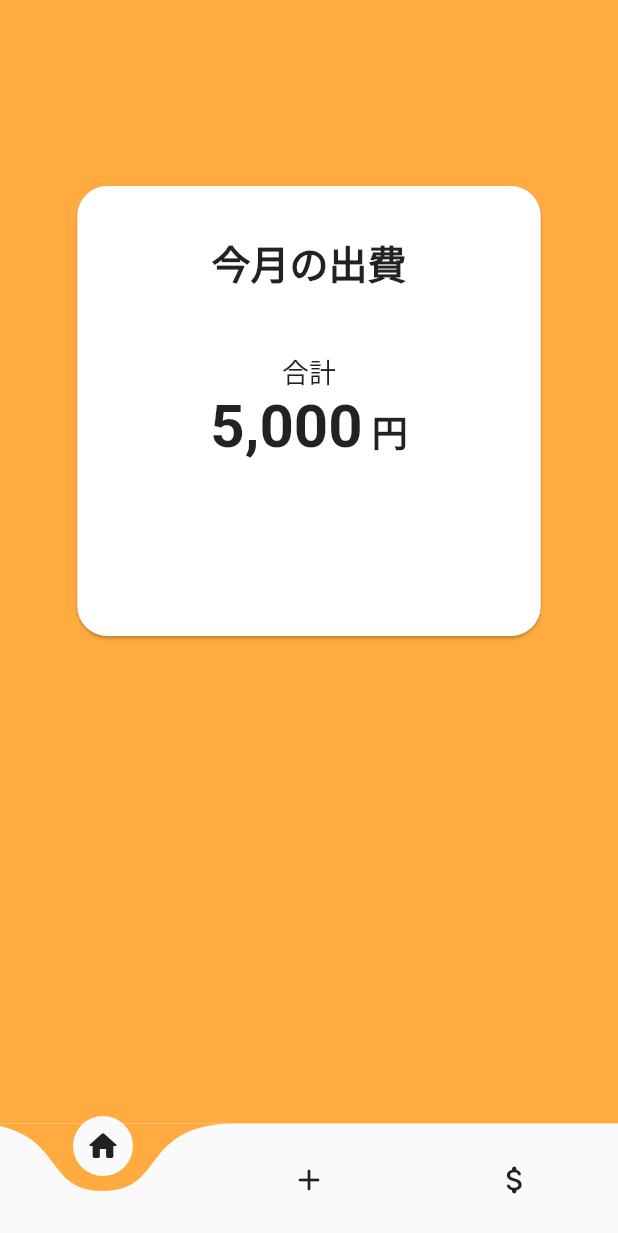
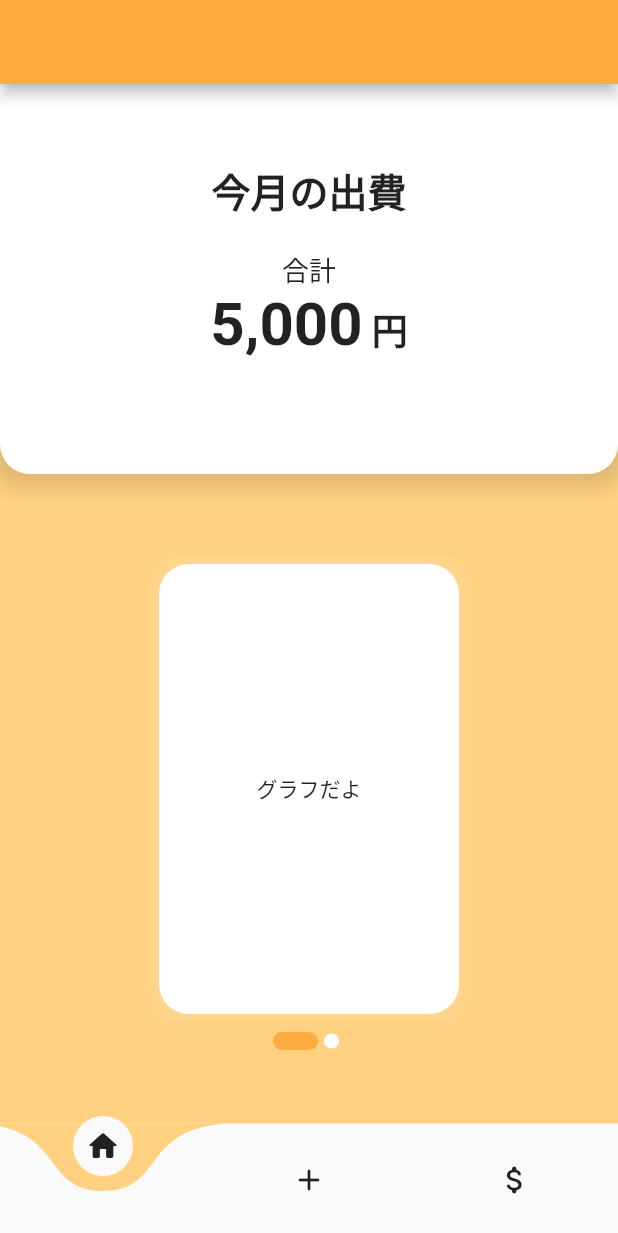
Before and after one commit to SousukeNagasawa/shojikin-checker, a Flutter app: the screen it shows after launch, on a phone screen of 412 x 824 dp. Shown: the top 1233 px of the screen. Run offline on Flutter 3.47's test engine with Material 2 defaults, Android fonts, the phone set to English and light mode, and no system bars; drawn by our look-alikes of curved_navigation_bar.

Commit message:
一時セーブ

```diff
--- a/lib/home.dart
+++ b/lib/home.dart
@@ -1,4 +1,5 @@
 import 'package:flutter/material.dart';
+import 'package:shojikin_checker/add.dart';
 
 class HomePage extends StatefulWidget {
   const HomePage({Key? key}) : super(key: key);
@@ -7,36 +8,100 @@ class HomePage extends StatefulWidget {
   _HomePageState createState() => _HomePageState();
 }
 
+class GraphCard extends StatefulWidget {
+  const GraphCard({Key? key}) : super(key: key);
+
+  @override
+  _GraphCardState createState() => _GraphCardState();
+}
+
+class _GraphCardState extends State<GraphCard> {
+  @override
+  Widget build(BuildContext context) {
+    return Container(
+      decoration: BoxDecoration(
+        borderRadius: BorderRadius.circular(20),
+        boxShadow: [
+          BoxShadow(
+            color: Colors.white10,
+            blurRadius: 5,
+            spreadRadius: 5,
+          )
+        ],
+        color: Colors.white,
+      ),
+      width: 200,
+      height: 300,
+      child: Center(
+        child: Text('グラフだよ'),
+      ),
+    );
+  }
+}
+
+class AddCard extends StatefulWidget {
+  const AddCard({Key? key}) : super(key: key);
+
+  @override
+  _AddCardState createState() => _AddCardState();
+}
+
+class _AddCardState extends State<AddCard> {
+  @override
+  Widget build(BuildContext context) {
+    return Container(
+      decoration: BoxDecoration(
+        borderRadius: BorderRadius.circular(20),
+        color: Colors.white,
+      ),
+      width: 200,
+      height: 300,
+      child: Center(
+        child: Text('追加だよ'),
+      ),
+    );
+  }
+}
+
 class _HomePageState extends State<HomePage> {
+  List cards = [GraphCard(), AddCard()];
+
   @override
   Widget build(BuildContext context) {
     return Scaffold(
-      backgroundColor: Colors.orangeAccent,
+      backgroundColor: Colors.orangeAccent[100],
       body: Center(
         child: Column(
           children: [
-            SizedBox(
-              height: 120,
+            Container(
+              width: double.infinity,
+              height: 260,
+              decoration: const BoxDecoration(
+                borderRadius: BorderRadius.only(
+                  bottomLeft: Radius.circular(20),
+                  bottomRight: Radius.circular(20),
                 ),
-            Card(
-                shape: RoundedRectangleBorder(
-                  borderRadius: BorderRadius.circular(20),
+                color: Colors.white,
+                boxShadow: [
+                  BoxShadow(
+                    color: Colors.black12,
+                    blurRadius: 10,
+                    spreadRadius: 5,
+                    offset: Offset(0, 4),
                   ),
-                child: Container(
-                  width: MediaQuery.of(context).size.width * 0.75,
-                  height: 300,
+                ],
+              ),
               child: Column(
                 children: const [
                   SizedBox(
-                        height: 32,
+                    height: 52,
                   ),
                   Text(
                     '今月の出費',
-                        style: TextStyle(
-                            fontSize: 26, fontWeight: FontWeight.bold),
+                    style: TextStyle(fontSize: 26, fontWeight: FontWeight.bold),
                   ),
                   SizedBox(
-                        height: 40,
+                    height: 20,
                   ),
                   Text(
                     '合計',
@@ -64,7 +129,53 @@ class _HomePageState extends State<HomePage> {
                   ),
                 ],
               ),
-                )),
+            ),
+            const SizedBox(
+              height: 40,
+            ),
+            Container(
+              width: double.infinity,
+              height: 400,
+              child: PageView.builder(
+                scrollDirection: Axis.horizontal,
+                itemCount: cards.length,
+                itemBuilder: (_, index) {
+                  return Container(
+                    child: Center(
+                      child: Column(
+                        children: [
+                          SizedBox(
+                            height: 20,
+                          ),
+                          Container(
+                            child: cards[index],
+                          ),
+                          SizedBox(
+                            height: 12,
+                          ),
+                          Row(
+                            mainAxisAlignment: MainAxisAlignment.center,
+                            children: List.generate(cards.length, (indexDots) {
+                              return Container(
+                                margin: EdgeInsets.only(right: 4),
+                                width: index == indexDots ? 30 : 10,
+                                height: index == indexDots ? 12 : 10,
+                                decoration: BoxDecoration(
+                                  borderRadius: BorderRadius.circular(8),
+                                  color: index == indexDots
+                                      ? Colors.orangeAccent
+                                      : Colors.white,
+                                ),
+                              );
+                            }),
+                          )
+                        ],
+                      ),
+                    ),
+                  );
+                },
+              ),
+            ),
           ],
         ),
       ),
--- a/lib/nav.dart
+++ b/lib/nav.dart
@@ -23,11 +23,14 @@ class _NavPageState extends State<NavPage> {
   @override
   Widget build(BuildContext context) {
     return Scaffold(
+      appBar: AppBar(
+        backgroundColor: Colors.orangeAccent,
+      ),
       body: pages[selectedIndex],
       bottomNavigationBar: CurvedNavigationBar(
         color: Colors.grey[50]!,
         buttonBackgroundColor: Colors.grey[50]!,
-        backgroundColor: Colors.orangeAccent,
+        backgroundColor: Colors.orangeAccent[100]!,
         animationDuration: const Duration(milliseconds: 200),
         height: 75,
         items: items,
```
Lines whose indentation alone changed are shown as unchanged.
